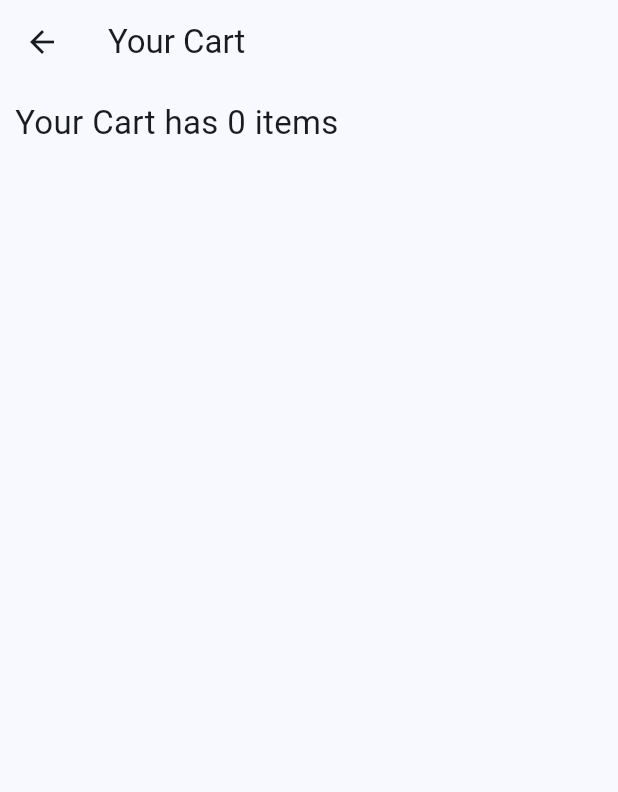
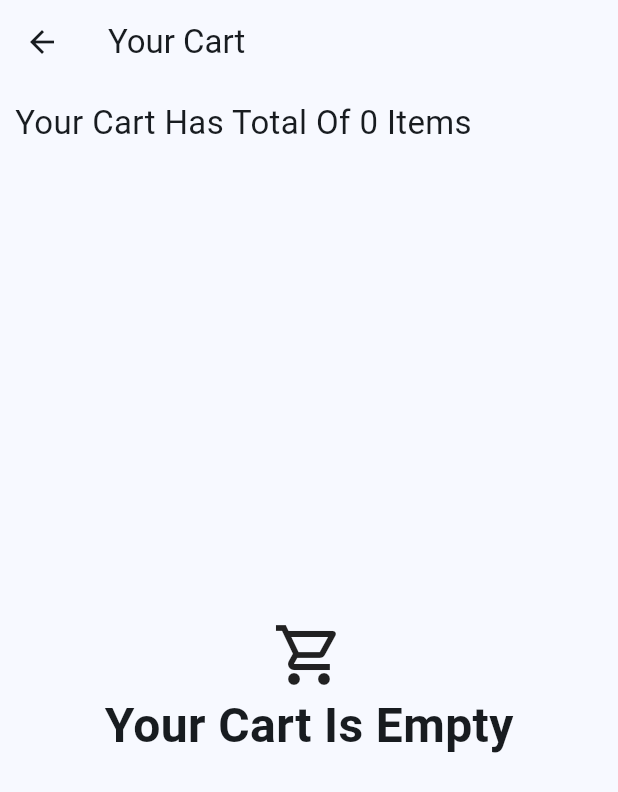
Before and after one commit to reevan-manglore/flutter_pizza_ordering_app_clone, a Flutter app: the CartScreen screen opened by its route, on a phone screen of 412 x 824 dp. Shown: the top 792 px of the screen. Run offline on Flutter 3.47's test engine with Material 2 defaults, Android fonts, the light colour scheme and no system bars; our stand-ins replace badges, fluttertoast; network calls fail.

Commit message:
implemented code to display items which are there in cart in cart_screen

```diff
--- a/lib/models/sides_cart_item.dart
+++ b/lib/models/sides_cart_item.dart
@@ -5,4 +5,17 @@ class SidesCartItem {
   final int itemPrice;
 
   SidesCartItem(this.side, this.itemPrice);
+  @override
+  bool operator ==(Object? other) {
+    if (other is! SidesCartItem) {
+      return false;
+    }
+    if (other.side.id != side.id) {
+      return false;
+    }
+    return true;
+  }
+
+  @override
+  int get hashCode => side.hashCode ^ itemPrice.hashCode;
 }
--- a/lib/providers/cart_provider.dart
+++ b/lib/providers/cart_provider.dart
@@ -22,7 +22,7 @@ class CartProvider extends ChangeNotifier {
     return _cartSidesItems;
   }
 
-  void getGroupedPizzas() {
+  Map<PizzaCartItem, int> getGroupedPizzas() {
     Map<PizzaCartItem, int> items = {};
     for (PizzaCartItem pizzaItem in _cartPizzaItems) {
       PizzaCartItem? foundSimilarPizza;
@@ -39,10 +39,30 @@ class CartProvider extends ChangeNotifier {
         items[foundSimilarPizza] = items[foundSimilarPizza]! + 1;
       }
     }
-    print(items);
-    // for (var element in items.entries) {
-    //   log("object is ${element.key},${element.value}");
-    // }
+    return items;
+  }
+
+  void removePizzasWhichAreSimilar(PizzaCartItem similarPizza) {
+    _cartPizzaItems.removeWhere((element) => element == similarPizza);
+    notifyListeners();
+  }
+
+  void removeSidesWhichAreSimilar(SidesCartItem similarSides) {
+    _cartSidesItems.removeWhere((element) => element == similarSides);
+    notifyListeners();
+  }
+
+  Map<SidesCartItem, int> getGroupedSidesItem() {
+    Map<SidesCartItem, int> items = {};
+    for (SidesCartItem sidesItem in _cartSidesItems) {
+      if (items.containsKey(sidesItem)) {
+        items[sidesItem] = items[sidesItem]! + 1;
+      } else {
+        items[sidesItem] = 1;
+      }
+    }
+
+    return items;
   }
 
   void addPizza(PizzaCartItem pizza) {
--- a/lib/providers/menu_provider.dart
+++ b/lib/providers/menu_provider.dart
@@ -1,5 +1,3 @@
-import 'dart:math';
-
 import 'package:flutter/foundation.dart';
 import 'package:flutter/material.dart';
 
--- a/lib/providers/offer_provider.dart
+++ b/lib/providers/offer_provider.dart
@@ -1,7 +1,6 @@
 import 'dart:developer';
 
 import 'package:flutter/widgets.dart';
-import 'package:provider/provider.dart';
 import '../models/offer_cupon.dart';
 
 class OfferProvider with ChangeNotifier {
--- a/lib/screens/cart_screen/cart_screen.dart
+++ b/lib/screens/cart_screen/cart_screen.dart
@@ -2,6 +2,9 @@ import 'package:flutter/material.dart';
 import 'package:provider/provider.dart';
 
 import '../../providers/cart_provider.dart';
+
+import './cart_pizza_display_tile.dart';
+import './cart_side_display_tile.dart';
 
 class CartScreen extends StatelessWidget {
   static const routeName = "/cart-screen";
@@ -11,7 +14,8 @@ class CartScreen extends StatelessWidget {
   @override
   Widget build(BuildContext context) {
     final cartData = Provider.of<CartProvider>(context);
-    cartData.getGroupedPizzas();
+    final similarPizza = cartData.getGroupedPizzas();
+    final similarSides = cartData.getGroupedSidesItem();
     return Scaffold(
       appBar: AppBar(
         title: const Text("Your Cart"),
@@ -20,12 +24,81 @@ class CartScreen extends StatelessWidget {
         padding: const EdgeInsets.all(10.0),
         child: Column(
           children: [
-            Text(
-              "Your Cart has ${cartData.cartCount} items",
-              style: const TextStyle(
-                fontSize: 22,
+            Align(
+              alignment: Alignment.topLeft,
+              child: Text(
+                "Your Cart Has Total Of ${cartData.cartCount} Items",
+                style: const TextStyle(
+                  fontSize: 22,
+                ),
               ),
             ),
+            const SizedBox(
+              height: 8.0,
+            ),
+            cartData.cartCount < 1
+                ? Expanded(
+                    child: Column(
+                    crossAxisAlignment: CrossAxisAlignment.center,
+                    mainAxisAlignment: MainAxisAlignment.center,
+                    children: [
+                      const Icon(
+                        Icons.shopping_cart_outlined,
+                        size: 48,
+                      ),
+                      const Text(
+                        "Your Cart Is Empty",
+                        maxLines: 2,
+                        style: TextStyle(
+                          fontSize: 32,
+                          fontWeight: FontWeight.bold,
+                        ),
+                      )
+                    ],
+                  ))
+                : Expanded(
+                    child: ListView(
+                    children: [
+                      Container(
+                        padding: const EdgeInsets.symmetric(vertical: 8.0),
+                        width: double.infinity,
+                        decoration: BoxDecoration(
+                          color: Theme.of(context).colorScheme.primaryContainer,
+                          borderRadius: BorderRadius.circular(
+                            15,
+                          ),
+                        ),
+                        child: Column(
+                          mainAxisSize: MainAxisSize.min,
+                          children: [
+                            ...similarPizza.keys
+                                .map((pizzaItem) => CartPizzaDisplayTile(
+                                      elementKey: pizzaItem.hashCode.toString(),
+                                      pizzaItem: pizzaItem,
+                                      pizzaCount: similarPizza[pizzaItem]!,
+                                      whenDismissed: () =>
+                                          cartData.removePizzasWhichAreSimilar(
+                                              pizzaItem),
+                                    ))
+                                .toList(),
+                            ...similarSides.keys
+                                .map(
+                                  (sideItem) => CartSidesDisplayTile(
+                                    itemKey: sideItem.hashCode.toString(),
+                                    sideItem: sideItem,
+                                    quantity: similarSides[sideItem]!,
+                                    whenDismissed: () {
+                                      cartData
+                                          .removeSidesWhichAreSimilar(sideItem);
+                                    },
+                                  ),
+                                )
+                                .toList(),
+                          ],
+                        ),
+                      )
+                    ],
+                  ))
           ],
         ),
       ),
--- a/pubspec.yaml
+++ b/pubspec.yaml
@@ -37,6 +37,7 @@ dependencies:
   provider: ^6.0.2
   badges: ^2.0.3
   fluttertoast: ^8.0.9
+  intl: ^0.17.0
 
 dev_dependencies:
   flutter_test:
```
Also changed, not shown: lib/screens/cart_screen/cart_pizza_display_tile.dart (added, +164 -0 lines), lib/screens/cart_screen/cart_side_display_tile.dart (added, +61 -0 lines), pubspec.lock.
